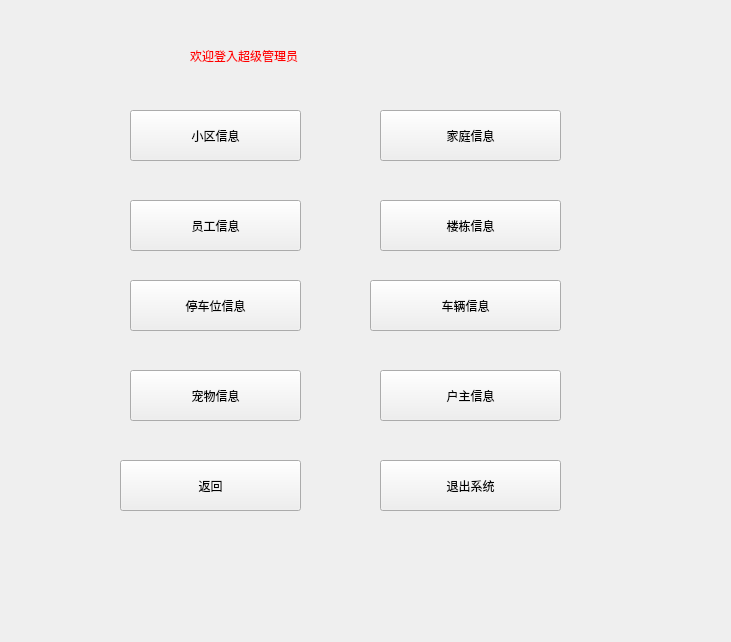
Qt form code/super_root_inquery.ui (wan-qiang/Database_classdesigner) before a commit.
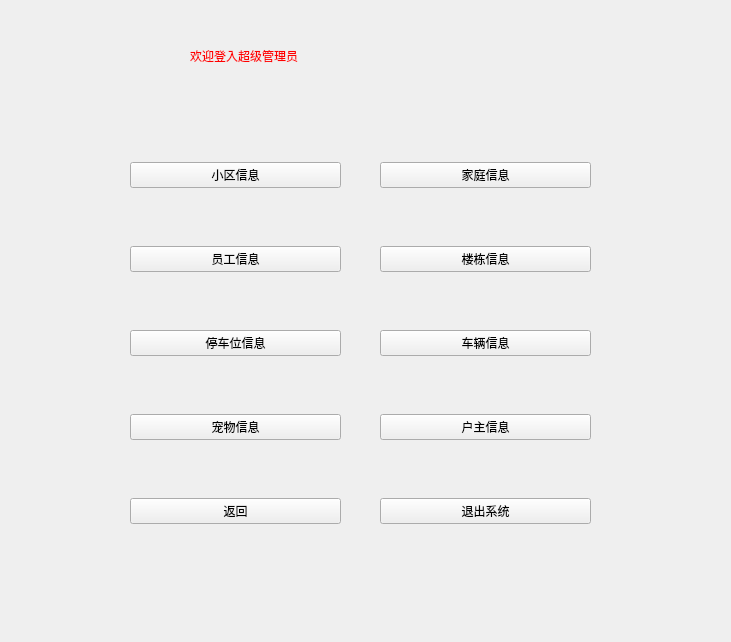
The same form after that commit. Icons and pictures are not drawn.

Diff of the .ui file:
```diff
--- a/code/super_root_inquery.ui
+++ b/code/super_root_inquery.ui
@@ -35,166 +35,6 @@
   <property name="styleSheet">
    <string notr="true">background-image: url(:/background/7.jpg);</string>
   </property>
-  <widget class="QPushButton" name="pushButton_4">
-   <property name="geometry">
-    <rect>
-     <x>380</x>
-     <y>200</y>
-     <width>181</width>
-     <height>51</height>
-    </rect>
-   </property>
-   <property name="styleSheet">
-    <string notr="true">font: 16pt &quot;Arial&quot;;</string>
-   </property>
-   <property name="text">
-    <string>楼栋信息</string>
-   </property>
-  </widget>
-  <widget class="QPushButton" name="pushButton_6">
-   <property name="geometry">
-    <rect>
-     <x>370</x>
-     <y>280</y>
-     <width>191</width>
-     <height>51</height>
-    </rect>
-   </property>
-   <property name="styleSheet">
-    <string notr="true">font: 16pt &quot;Arial&quot;;</string>
-   </property>
-   <property name="text">
-    <string>车辆信息</string>
-   </property>
-  </widget>
-  <widget class="QPushButton" name="pushButton_3">
-   <property name="geometry">
-    <rect>
-     <x>130</x>
-     <y>200</y>
-     <width>171</width>
-     <height>51</height>
-    </rect>
-   </property>
-   <property name="styleSheet">
-    <string notr="true">font: 16pt &quot;Arial&quot;;</string>
-   </property>
-   <property name="text">
-    <string>员工信息</string>
-   </property>
-  </widget>
-  <widget class="QPushButton" name="pushButton_7">
-   <property name="geometry">
-    <rect>
-     <x>130</x>
-     <y>370</y>
-     <width>171</width>
-     <height>51</height>
-    </rect>
-   </property>
-   <property name="styleSheet">
-    <string notr="true">font: 16pt &quot;Arial&quot;;</string>
-   </property>
-   <property name="text">
-    <string>宠物信息</string>
-   </property>
-  </widget>
-  <widget class="QPushButton" name="pushButton_5">
-   <property name="geometry">
-    <rect>
-     <x>130</x>
-     <y>280</y>
-     <width>171</width>
-     <height>51</height>
-    </rect>
-   </property>
-   <property name="styleSheet">
-    <string notr="true">font: 16pt &quot;Arial&quot;;</string>
-   </property>
-   <property name="text">
-    <string>停车位信息</string>
-   </property>
-  </widget>
-  <widget class="QPushButton" name="pushButton">
-   <property name="geometry">
-    <rect>
-     <x>130</x>
-     <y>110</y>
-     <width>171</width>
-     <height>51</height>
-    </rect>
-   </property>
-   <property name="styleSheet">
-    <string notr="true">font: 16pt &quot;Arial&quot;;</string>
-   </property>
-   <property name="text">
-    <string>小区信息</string>
-   </property>
-  </widget>
-  <widget class="QPushButton" name="pushButton_2">
-   <property name="geometry">
-    <rect>
-     <x>380</x>
-     <y>110</y>
-     <width>181</width>
-     <height>51</height>
-    </rect>
-   </property>
-   <property name="styleSheet">
-    <string notr="true">font: 16pt &quot;Arial&quot;;</string>
-   </property>
-   <property name="text">
-    <string>家庭信息</string>
-   </property>
-  </widget>
-  <widget class="QPushButton" name="pushButton_8">
-   <property name="geometry">
-    <rect>
-     <x>380</x>
-     <y>370</y>
-     <width>181</width>
-     <height>51</height>
-    </rect>
-   </property>
-   <property name="styleSheet">
-    <string notr="true">font: 16pt &quot;Arial&quot;;</string>
-   </property>
-   <property name="text">
-    <string>户主信息</string>
-   </property>
-  </widget>
-  <widget class="QPushButton" name="pushButton_10">
-   <property name="geometry">
-    <rect>
-     <x>380</x>
-     <y>460</y>
-     <width>181</width>
-     <height>51</height>
-    </rect>
-   </property>
-   <property name="styleSheet">
-    <string notr="true">font: 16pt &quot;Arial&quot;;</string>
-   </property>
-   <property name="text">
-    <string>退出系统</string>
-   </property>
-  </widget>
-  <widget class="QPushButton" name="pushButton_9">
-   <property name="geometry">
-    <rect>
-     <x>120</x>
-     <y>460</y>
-     <width>181</width>
-     <height>51</height>
-    </rect>
-   </property>
-   <property name="styleSheet">
-    <string notr="true">font: 16pt &quot;Arial&quot;;</string>
-   </property>
-   <property name="text">
-    <string>返回</string>
-   </property>
-  </widget>
   <widget class="QLabel" name="label">
    <property name="geometry">
     <rect>
@@ -213,6 +53,130 @@
     <string>欢迎登入超级管理员</string>
    </property>
   </widget>
+  <widget class="QWidget" name="">
+   <property name="geometry">
+    <rect>
+     <x>380</x>
+     <y>110</y>
+     <width>211</width>
+     <height>471</height>
+    </rect>
+   </property>
+   <layout class="QVBoxLayout" name="verticalLayout_2">
+    <item>
+     <widget class="QPushButton" name="pushButton_2">
+      <property name="styleSheet">
+       <string notr="true">font: 16pt &quot;Arial&quot;;</string>
+      </property>
+      <property name="text">
+       <string>家庭信息</string>
+      </property>
+     </widget>
+    </item>
+    <item>
+     <widget class="QPushButton" name="pushButton_4">
+      <property name="styleSheet">
+       <string notr="true">font: 16pt &quot;Arial&quot;;</string>
+      </property>
+      <property name="text">
+       <string>楼栋信息</string>
+      </property>
+     </widget>
+    </item>
+    <item>
+     <widget class="QPushButton" name="pushButton_6">
+      <property name="styleSheet">
+       <string notr="true">font: 16pt &quot;Arial&quot;;</string>
+      </property>
+      <property name="text">
+       <string>车辆信息</string>
+      </property>
+     </widget>
+    </item>
+    <item>
+     <widget class="QPushButton" name="pushButton_8">
+      <property name="styleSheet">
+       <string notr="true">font: 16pt &quot;Arial&quot;;</string>
+      </property>
+      <property name="text">
+       <string>户主信息</string>
+      </property>
+     </widget>
+    </item>
+    <item>
+     <widget class="QPushButton" name="pushButton_10">
+      <property name="styleSheet">
+       <string notr="true">font: 16pt &quot;Arial&quot;;</string>
+      </property>
+      <property name="text">
+       <string>退出系统</string>
+      </property>
+     </widget>
+    </item>
+   </layout>
+  </widget>
+  <widget class="QWidget" name="">
+   <property name="geometry">
+    <rect>
+     <x>130</x>
+     <y>110</y>
+     <width>211</width>
+     <height>471</height>
+    </rect>
+   </property>
+   <layout class="QVBoxLayout" name="verticalLayout">
+    <item>
+     <widget class="QPushButton" name="pushButton">
+      <property name="styleSheet">
+       <string notr="true">font: 16pt &quot;Arial&quot;;</string>
+      </property>
+      <property name="text">
+       <string>小区信息</string>
+      </property>
+     </widget>
+    </item>
+    <item>
+     <widget class="QPushButton" name="pushButton_3">
+      <property name="styleSheet">
+       <string notr="true">font: 16pt &quot;Arial&quot;;</string>
+      </property>
+      <property name="text">
+       <string>员工信息</string>
+      </property>
+     </widget>
+    </item>
+    <item>
+     <widget class="QPushButton" name="pushButton_5">
+      <property name="styleSheet">
+       <string notr="true">font: 16pt &quot;Arial&quot;;</string>
+      </property>
+      <property name="text">
+       <string>停车位信息</string>
+      </property>
+     </widget>
+    </item>
+    <item>
+     <widget class="QPushButton" name="pushButton_7">
+      <property name="styleSheet">
+       <string notr="true">font: 16pt &quot;Arial&quot;;</string>
+      </property>
+      <property name="text">
+       <string>宠物信息</string>
+      </property>
+     </widget>
+    </item>
+    <item>
+     <widget class="QPushButton" name="pushButton_9">
+      <property name="styleSheet">
+       <string notr="true">font: 16pt &quot;Arial&quot;;</string>
+      </property>
+      <property name="text">
+       <string>返回</string>
+      </property>
+     </widget>
+    </item>
+   </layout>
+  </widget>
  </widget>
  <resources>
   <include location="image/super_root.qrc"/>
```
Left out of the diff: 6 changed lines with no effect on the pictures.
